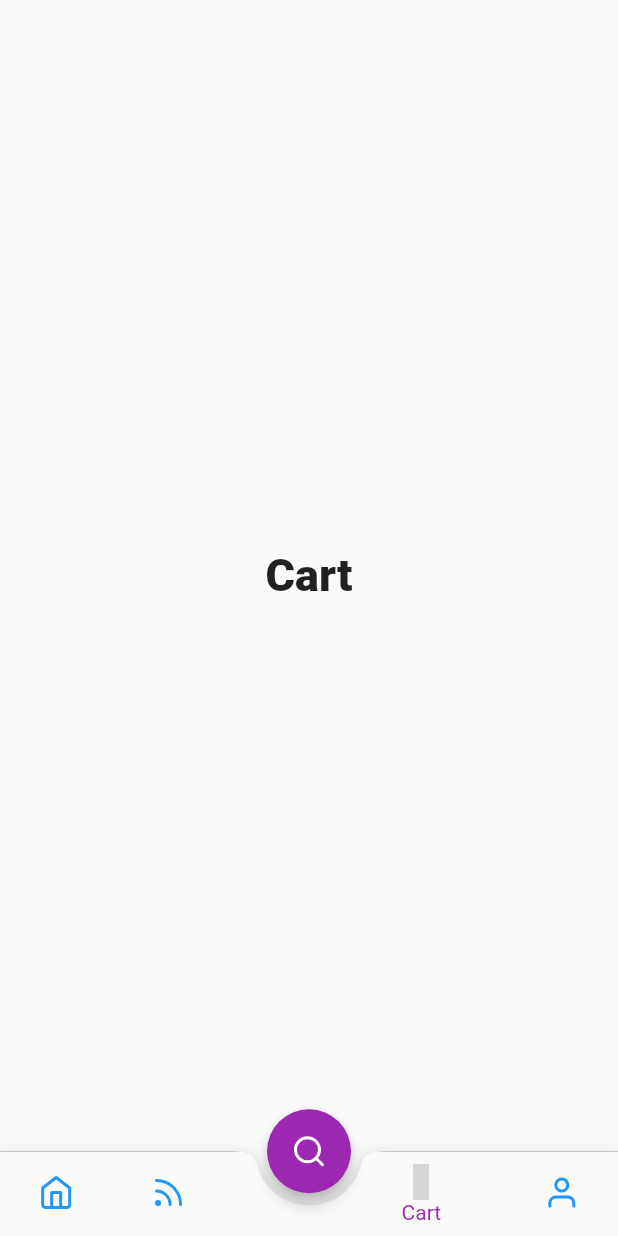
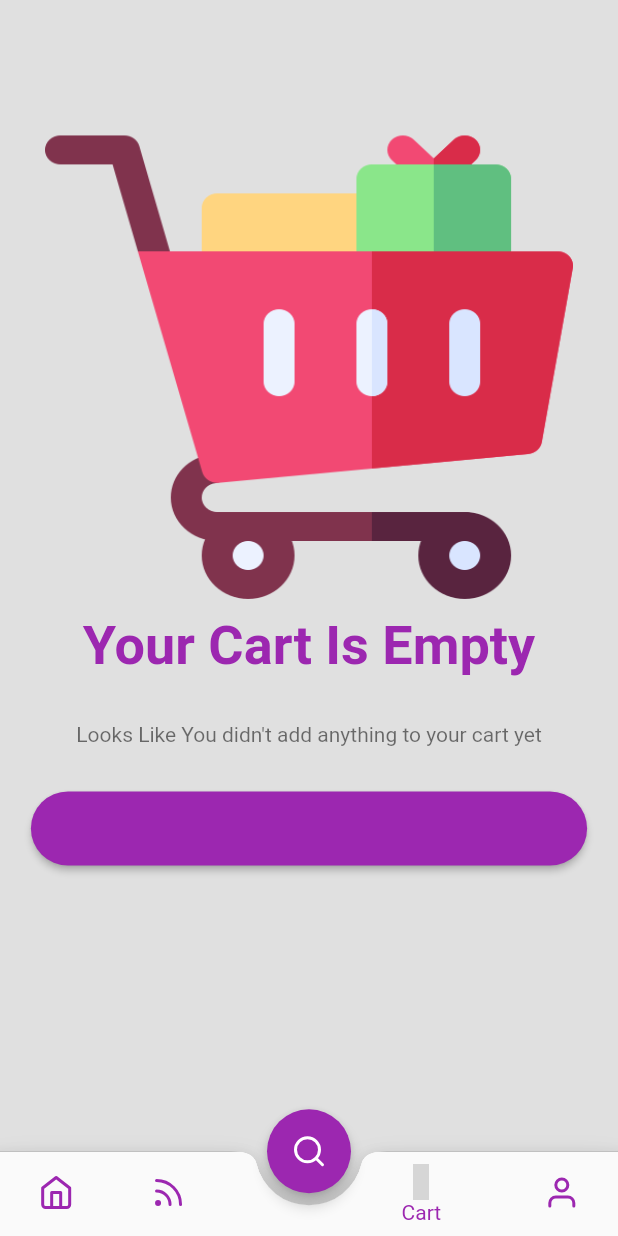
Before and after one commit to kutestyle996/ecommerce_app, a Flutter app: the screen it shows after launch, item 4 of the bottom bar chosen, on a phone screen of 412 x 824 dp. Run offline on Flutter 3.47's test engine with Material 2 defaults, Android fonts, the phone set to English and light mode, and no system bars; our stand-ins replace flutter_icons, shared_preferences; missing offline and left inert: list_tile_switch; grey boxes are pictures that could not be loaded.

Commit message:
dark mode

```diff
--- a/lib/bottom_bar.dart
+++ b/lib/bottom_bar.dart
@@ -1,4 +1,5 @@
 import 'package:ecommerce_app/screens/cart.dart';
+import 'package:ecommerce_app/screens/cart_empty.dart';
 import 'package:ecommerce_app/screens/feeds.dart';
 import 'package:ecommerce_app/screens/home.dart';
 import 'package:ecommerce_app/screens/search.dart';
@@ -26,7 +27,7 @@ class _BottomBarScreenState extends State<BottomBarScreen> {
       {'page': HomeScreen(), 'title': 'Home screen'},
       {'page': FeedScreen(), 'title': 'Feed screen'},
       {'page': SearchScreen(), 'title': 'Search screen'},
-      {'page': CartScreen(), 'title': 'Car screen'},
+      {'page': CartEmpty(), 'title': 'Car screen'},
       {'page': UserScreen(), 'title': 'User screen'},
     ];
     super.initState();
--- /dev/null
+++ b/lib/constants/theme_data.dart
@@ -0,0 +1,20 @@
+import 'package:flutter/material.dart';
+
+class Styles {
+  static ThemeData themeData(bool isDarkMode, BuildContext context) {
+    return ThemeData(
+      scaffoldBackgroundColor: isDarkMode ? Colors.black : Colors.grey.shade300,
+      primarySwatch: Colors.purple,
+      primaryColor: isDarkMode ? Colors.black : Colors.grey.shade300,
+      backgroundColor: isDarkMode ? Colors.grey.shade700 : Colors.white,
+      disabledColor: Colors.grey,
+      brightness: isDarkMode ? Brightness.dark : Brightness.light,
+      buttonTheme: Theme.of(context).buttonTheme.copyWith(
+        colorScheme: isDarkMode ? ColorScheme.dark() : ColorScheme.light(),
+      ),
+      appBarTheme: AppBarTheme(
+        elevation: 0.0
+      )
+    );
+  }
+}
--- a/lib/main.dart
+++ b/lib/main.dart
@@ -1,21 +1,50 @@
 import 'package:ecommerce_app/bottom_bar.dart';
+import 'package:ecommerce_app/constants/theme_data.dart';
+import 'package:ecommerce_app/provider/dark_theme_provider.dart';
 import 'package:flutter/material.dart';
+import 'package:provider/provider.dart';
 
 void main() {
   runApp(MyApp());
 }
 
-class MyApp extends StatelessWidget {
+class MyApp extends StatefulWidget {
+  const MyApp({Key key}) : super(key: key);
+
+  @override
+  _MyAppState createState() => _MyAppState();
+}
+
+class _MyAppState extends State<MyApp> {
+
+  DarkThemeProvider themeChangeProvider = DarkThemeProvider();
+
+  void getCurrentTheme() async {
+    themeChangeProvider.darkMode = await themeChangeProvider.prefs.getTheme() ?? false;
+  }
+
+  @override
+  void initState() {
+    getCurrentTheme();
+    super.initState();
+  }
+
   @override
   Widget build(BuildContext context) {
-    return MaterialApp(
-      debugShowCheckedModeBanner: false,
-      title: 'Flutter Demo',
-      theme: ThemeData(
-        primarySwatch: Colors.blue,
-        visualDensity: VisualDensity.adaptivePlatformDensity
-      ),
-      home: BottomBarScreen(),
+    return MultiProvider(
+      providers: [
+        ChangeNotifierProvider(create: (_) {
+          return themeChangeProvider;
+        })
+      ],
+      child: Consumer<DarkThemeProvider>(builder: (context, themeData, child) {
+        return MaterialApp(
+          debugShowCheckedModeBanner: false,
+          title: 'Flutter Demo',
+          theme: Styles.themeData(themeChangeProvider.darkMode, context),
+          home: BottomBarScreen(),
+        );
+      }),
     );
   }
 }
--- /dev/null
+++ b/lib/models/dart_theme_prefs.dart
@@ -0,0 +1,15 @@
+import 'package:shared_preferences/shared_preferences.dart';
+
+class DarkThemePrefs{
+  static const THEME_STATUS= "THEME_STATUS";
+
+  setDarkTheme(bool value) async {
+    SharedPreferences prefs = await SharedPreferences.getInstance();
+    prefs.setBool(THEME_STATUS, value);
+  }
+
+  Future<bool> getTheme() async {
+    SharedPreferences prefs = await SharedPreferences.getInstance();
+    return prefs.getBool(THEME_STATUS);
+  }
+}
--- /dev/null
+++ b/lib/provider/dark_theme_provider.dart
@@ -0,0 +1,14 @@
+import 'package:ecommerce_app/models/dart_theme_prefs.dart';
+import 'package:flutter/cupertino.dart';
+
+class DarkThemeProvider with ChangeNotifier {
+  DarkThemePrefs prefs = DarkThemePrefs();
+  bool _darkMode =  false;
+  bool get darkMode => _darkMode;
+
+  set darkMode(bool value) {
+    _darkMode = value;
+    prefs.setDarkTheme(value);
+    notifyListeners();
+  }
+}
--- /dev/null
+++ b/lib/screens/cart_empty.dart
@@ -0,0 +1,55 @@
+import 'package:ecommerce_app/constants/my_colors.dart';
+import 'package:ecommerce_app/provider/dark_theme_provider.dart';
+import 'package:flutter/cupertino.dart';
+import 'package:flutter/material.dart';
+import 'package:provider/provider.dart';
+
+class CartEmpty extends StatelessWidget {
+  const CartEmpty({Key key}) : super(key: key);
+
+  @override
+  Widget build(BuildContext context) {
+    final themeChange = Provider.of<DarkThemeProvider>(context);
+    return Column(
+      crossAxisAlignment: CrossAxisAlignment.center,
+      children: [
+        Container(
+          margin: EdgeInsets.only(top: 80, left: 30, right: 30),
+          width: double.infinity,
+          height: MediaQuery.of(context).size.height * 0.4,
+          decoration: BoxDecoration(
+              image: DecorationImage(
+                  fit: BoxFit.fill,
+                  image: AssetImage('assets/images/cart_empty.png'))),
+        ),
+        Text('Your Cart Is Empty', textAlign: TextAlign.center, style: TextStyle (
+          color: Theme.of(context).textSelectionColor,
+          fontSize: 36,
+          fontWeight: FontWeight.w600
+        ),),
+        SizedBox(height: 30,),
+        Text('Looks Like You didn\'t add anything to your cart yet', textAlign: TextAlign.center, style: TextStyle(
+          color: themeChange.darkMode ? Theme.of(context).disabledColor : MyColors.subTitle
+        ),),
+        SizedBox(height: 30,),
+        Container(
+          width: MediaQuery.of(context).size.width*0.9,
+          height: MediaQuery.of(context).size.height*0.06,
+          child: ElevatedButton(
+            child: Text('shop now'.toUpperCase(), textAlign: TextAlign.center, style: TextStyle(
+              color: Theme.of(context).textSelectionColor,
+              fontSize: 26,
+              fontWeight: FontWeight.w600
+            ),),
+            onPressed: () {},
+            style: ElevatedButton.styleFrom(
+              shape: RoundedRectangleBorder(
+                borderRadius: BorderRadius.circular(30)
+              )
+            )
+          ),
+        )
+      ],
+    );
+  }
+}
--- a/lib/screens/user.dart
+++ b/lib/screens/user.dart
@@ -1,8 +1,10 @@
 import 'package:ecommerce_app/constants/my_colors.dart';
+import 'package:ecommerce_app/provider/dark_theme_provider.dart';
 import 'package:flutter/cupertino.dart';
 import 'package:flutter/material.dart';
 import 'package:flutter_icons/flutter_icons.dart';
 import 'package:list_tile_switch/list_tile_switch.dart';
+import 'package:provider/provider.dart';
 
 class UserScreen extends StatefulWidget {
   const UserScreen({Key key}) : super(key: key);
@@ -12,7 +14,6 @@ class UserScreen extends StatefulWidget {
 }
 
 class _UserScreenState extends State<UserScreen> {
-  bool _value = false;
   ScrollController _scrollController;
   var top = 0.0;
 
@@ -27,6 +28,7 @@ class _UserScreenState extends State<UserScreen> {
 
   @override
   Widget build(BuildContext context) {
+    final themeChange = Provider.of<DarkThemeProvider>(context);
     return Scaffold(
       body: Stack(
         children: [
@@ -138,11 +140,11 @@ class _UserScreenState extends State<UserScreen> {
                       color: Colors.grey,
                     ),
                     ListTileSwitch(
-                      value: _value,
+                      value: themeChange.darkMode,
                       leading: Icon(Ionicons.md_moon),
                       onChanged: (value) {
                         setState(() {
-                          _value = value;
+                          themeChange.darkMode = value;
                         });
                       },
                       visualDensity: VisualDensity.comfortable,
```
Also changed, not shown: pubspec.yaml (+5 -3 lines), assets/images/cart_empty.png (added), pubspec.lock.
